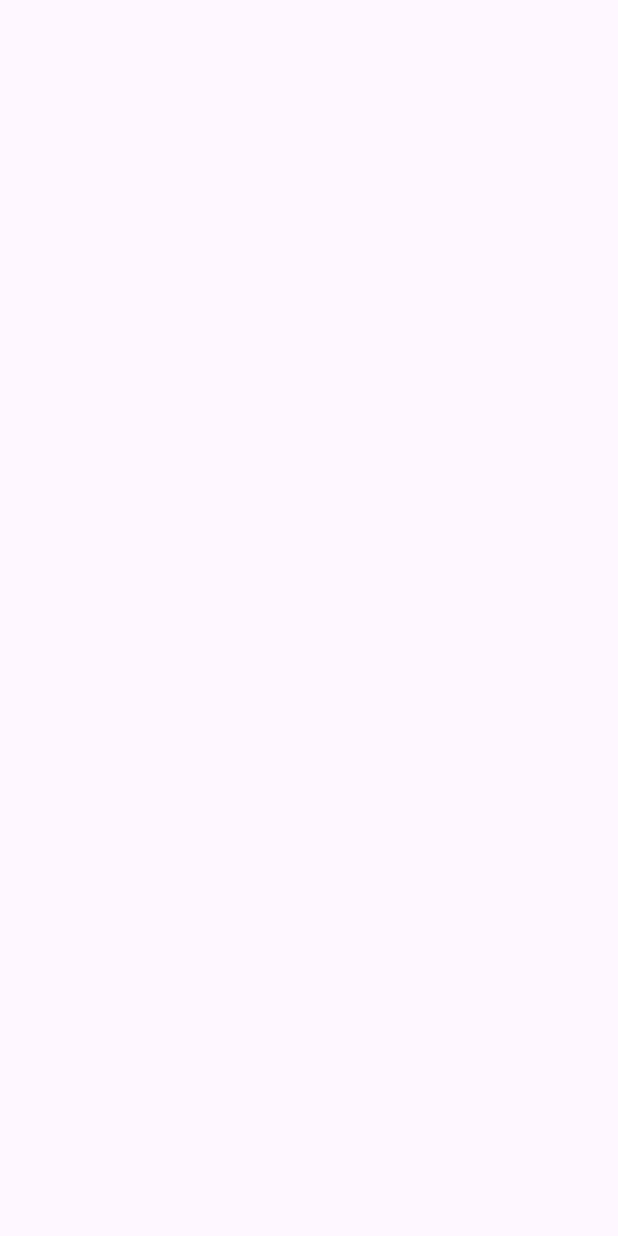
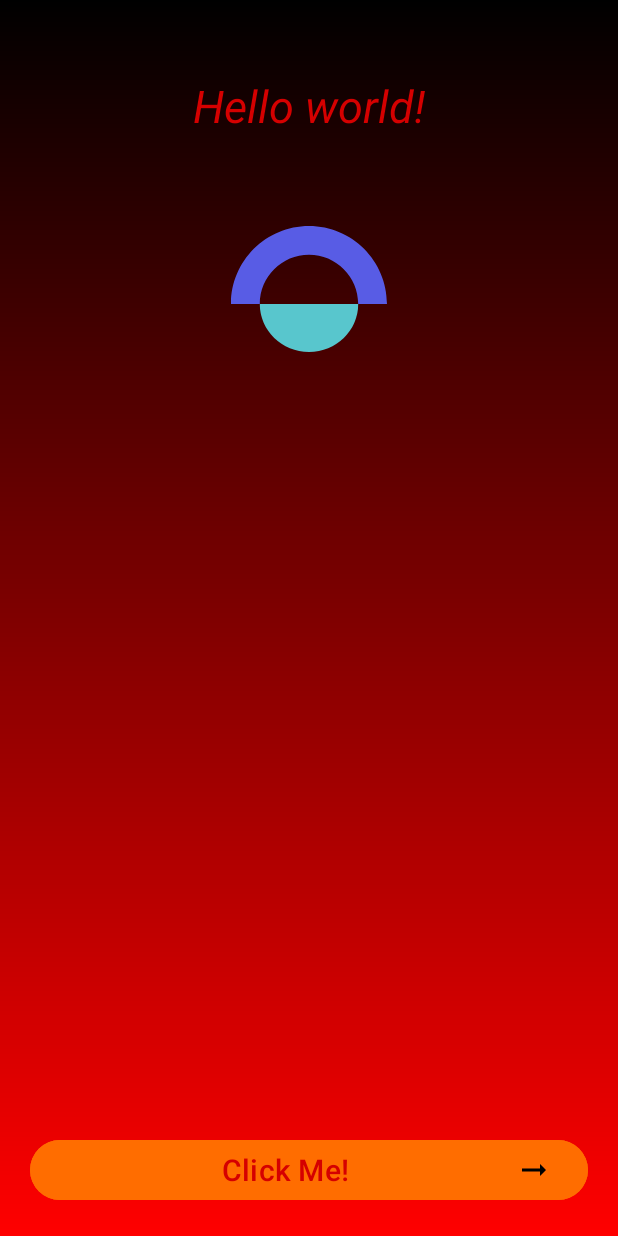
Before and after one commit to SULA-k301/Course_Materials_2024, an Android app: the screen it shows after launch (MainActivity), on a phone screen of 412 x 824 dp. Before the commit the screen is empty. Run offline under Robolectric (Android 15) with nearby library versions, the phone set to English and light mode, and no system bars.

Commit message:
added view example

```diff
--- /dev/null
+++ b/ExampleProject/app/src/main/res/drawable/baseline_arrow_right_alt_24.xml
@@ -0,0 +1,5 @@
+<vector android:autoMirrored="true" android:height="24dp"
+    android:tint="#000000" android:viewportHeight="24"
+    android:viewportWidth="24" android:width="24dp" xmlns:android="http://schemas.android.com/apk/res/android">
+    <path android:fillColor="@android:color/white" android:pathData="M16.01,11H4v2h12.01v3L20,12l-3.99,-4z"/>
+</vector>
--- /dev/null
+++ b/ExampleProject/app/src/main/res/drawable/brand_logo_big.xml
@@ -0,0 +1,13 @@
+<vector xmlns:android="http://schemas.android.com/apk/res/android"
+    android:width="104dp"
+    android:height="104dp"
+    android:viewportWidth="104"
+    android:viewportHeight="104">
+  <path
+      android:pathData="M52,29.2C33.89,29.2 19.2,43.89 19.2,62H0C0,33.28 23.28,10 52,10C80.72,10 104,33.28 104,62H84.8C84.8,43.89 70.11,29.2 52,29.2Z"
+      android:fillColor="#585CE5"
+      android:fillType="evenOdd"/>
+  <path
+      android:pathData="M52,94C70.12,94 84.8,79.67 84.8,62H19.2C19.2,79.67 33.89,94 52,94Z"
+      android:fillColor="#58C6CD"/>
+</vector>
--- /dev/null
+++ b/ExampleProject/app/src/main/res/drawable/gradient_bg.xml
@@ -0,0 +1,6 @@
+<?xml version="1.0" encoding="utf-8"?>
+<shape android:shape="rectangle" xmlns:android="http://schemas.android.com/apk/res/android">
+
+    <gradient android:startColor="#ff0000" android:endColor="@color/black" android:angle="90"/>
+
+</shape>
--- a/ExampleProject/app/src/main/res/layout/activity_main.xml
+++ b/ExampleProject/app/src/main/res/layout/activity_main.xml
@@ -3,7 +3,48 @@
     xmlns:app="http://schemas.android.com/apk/res-auto"
     xmlns:tools="http://schemas.android.com/tools"
     android:layout_width="match_parent"
+    android:background="@drawable/gradient_bg"
     android:layout_height="match_parent"
     tools:context=".MainActivity">
 
+    <TextView
+        android:id="@+id/title"
+        android:layout_width="0dp"
+        android:layout_height="wrap_content"
+        android:text="Hello world!"
+        android:textAlignment="center"
+        android:textColor="@color/red"
+        android:textSize="30sp"
+        android:layout_marginTop="50dp"
+        android:textStyle="italic"
+        app:layout_constraintEnd_toEndOf="parent"
+        app:layout_constraintStart_toStartOf="parent"
+        app:layout_constraintTop_toTopOf="parent" />
+
+    <ImageView
+        android:id="@+id/image"
+        android:layout_marginTop="50dp"
+        android:layout_width="wrap_content"
+        android:layout_height="wrap_content"
+        android:src="@drawable/brand_logo_big"
+        app:layout_constraintEnd_toEndOf="parent"
+        app:layout_constraintStart_toStartOf="parent"
+        app:layout_constraintTop_toBottomOf="@id/title" />
+
+
+    <Button
+        android:text="Click Me!"
+        android:textColor="@color/red"
+        android:textSize="20sp"
+        android:drawableEnd="@drawable/baseline_arrow_right_alt_24"
+        android:backgroundTint="#FF6D00"
+        android:id="@+id/button"
+        app:layout_constraintEnd_toEndOf="parent"
+        app:layout_constraintStart_toStartOf="parent"
+        app:layout_constraintBottom_toBottomOf="parent"
+        android:layout_marginBottom="20dp"
+        android:layout_marginHorizontal="20dp"
+        android:layout_width="0dp"
+        android:layout_height="wrap_content"/>
+
 </androidx.constraintlayout.widget.ConstraintLayout>
--- a/ExampleProject/app/src/main/res/values/colors.xml
+++ b/ExampleProject/app/src/main/res/values/colors.xml
@@ -1,5 +1,6 @@
 <?xml version="1.0" encoding="utf-8"?>
 <resources>
     <color name="black">#FF000000</color>
+    <color name="red">#D50000</color>
     <color name="white">#FFFFFFFF</color>
 </resources>
```
